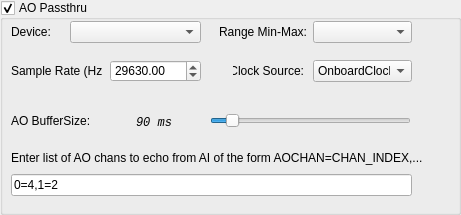
acorver/SpikeGL, file AOPassthru.ui: the form before one commit.
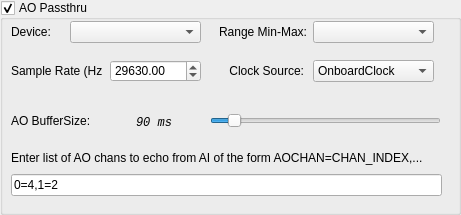
The form after the commit.

```diff
--- a/AOPassthru.ui
+++ b/AOPassthru.ui
@@ -39,7 +39,7 @@
      <rect>
       <x>11</x>
       <y>174</y>
-      <width>401</width>
+      <width>431</width>
       <height>22</height>
      </rect>
     </property>
@@ -55,7 +55,7 @@
      <rect>
       <x>11</x>
       <y>150</y>
-      <width>411</width>
+      <width>441</width>
       <height>16</height>
      </rect>
     </property>
@@ -84,7 +84,7 @@
      <rect>
       <x>313</x>
       <y>21</y>
-      <width>99</width>
+      <width>121</width>
       <height>22</height>
      </rect>
     </property>
@@ -111,9 +111,9 @@
    <widget class="QLabel" name="aoRangeLbl">
     <property name="geometry">
      <rect>
-      <x>199</x>
+      <x>206</x>
       <y>21</y>
-      <width>108</width>
+      <width>101</width>
       <height>22</height>
      </rect>
     </property>
@@ -130,9 +130,9 @@
    <widget class="QLabel" name="aoClockLbl">
     <property name="geometry">
      <rect>
-      <x>233</x>
+      <x>213</x>
       <y>60</y>
-      <width>71</width>
+      <width>91</width>
       <height>22</height>
      </rect>
     </property>
@@ -155,7 +155,7 @@
      <rect>
       <x>313</x>
       <y>60</y>
-      <width>99</width>
+      <width>121</width>
       <height>22</height>
      </rect>
     </property>
@@ -331,7 +331,7 @@
      <rect>
       <x>210</x>
       <y>110</y>
-      <width>201</width>
+      <width>231</width>
       <height>22</height>
      </rect>
     </property>
```
